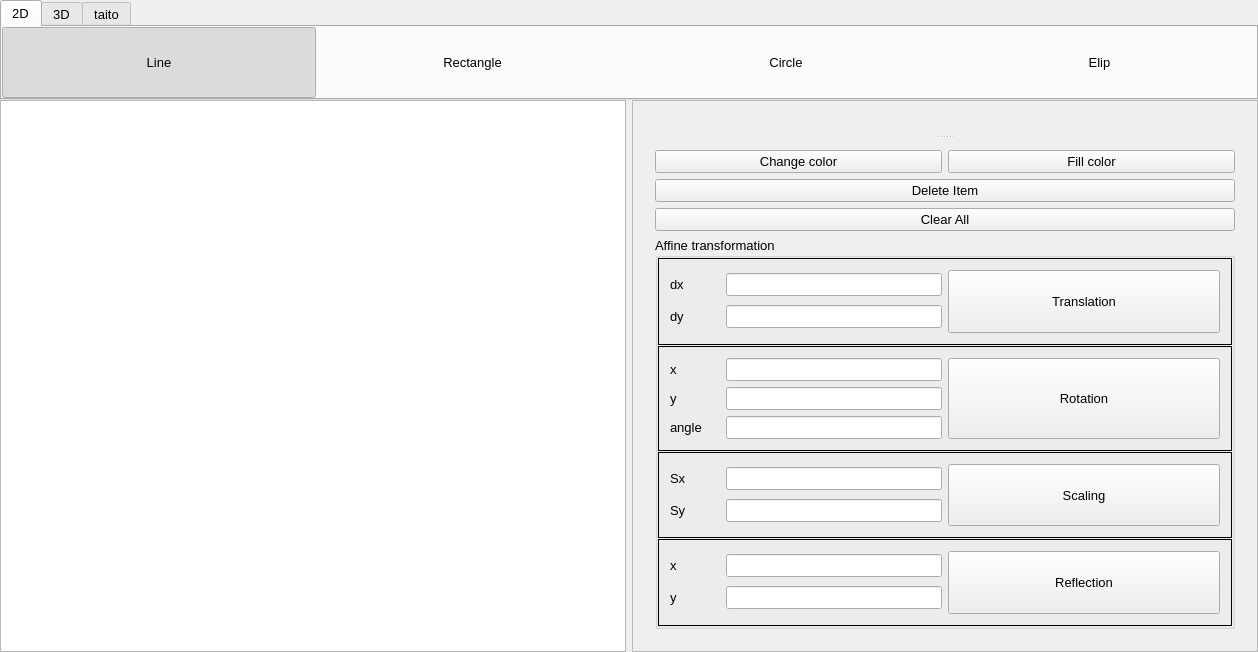
The window that window.ui (giahuyng98/computer-graphics) describes before a commit, drawn with Qt 5.
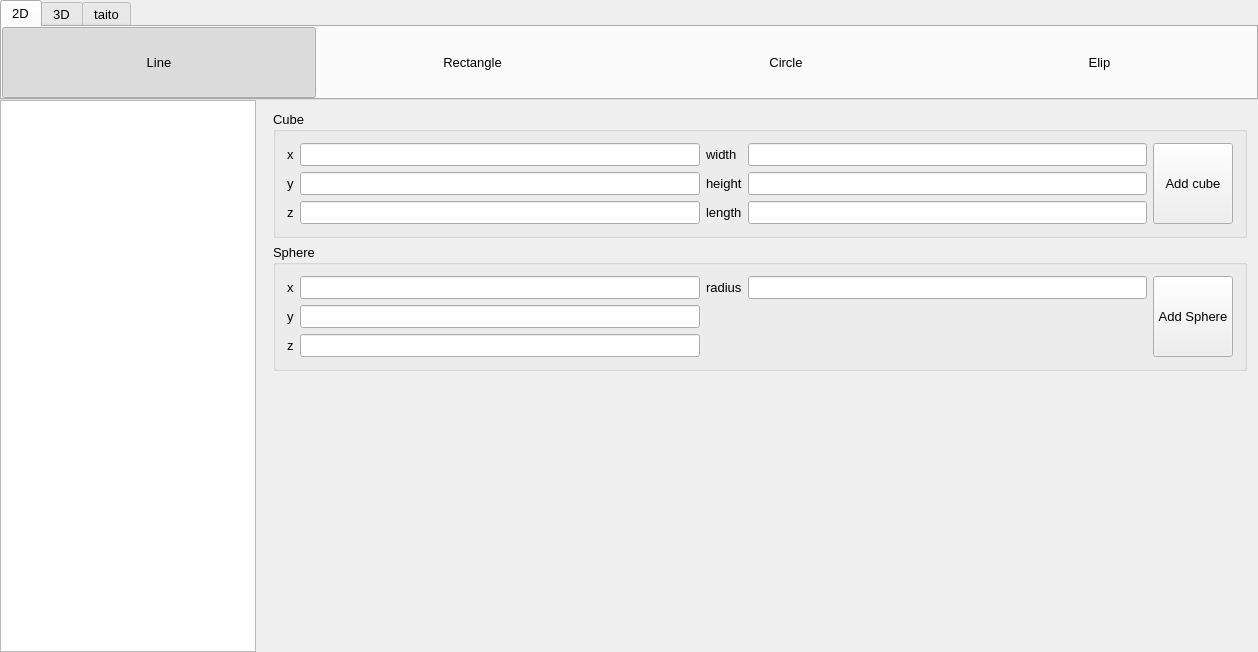
The same window after the commit.

What changed in the file:
```diff
--- a/window.ui
+++ b/window.ui
@@ -297,19 +297,17 @@
        </widget>
       </item>
       <item>
-       <widget class="QFrame" name="frame">
+       <widget class="QStackedWidget" name="stackedWidget">
         <property name="minimumSize">
          <size>
           <width>200</width>
           <height>0</height>
          </size>
         </property>
-        <property name="frameShape">
-         <enum>QFrame::StyledPanel</enum>
+        <property name="currentIndex">
+         <number>1</number>
         </property>
-        <property name="frameShadow">
-         <enum>QFrame::Raised</enum>
-        </property>
+        <widget class="QWidget" name="stackedWidgetPage1" native="true">
         <layout class="QVBoxLayout" name="verticalLayout_3">
          <item>
           <widget class="QSplitter" name="splitter">
@@ -843,6 +841,176 @@
           </widget>
          </item>
         </layout>
+        </widget>
+        <widget class="QWidget" name="page">
+         <layout class="QVBoxLayout" name="verticalLayout_5">
+          <item>
+           <widget class="QGroupBox" name="">
+            <property name="title">
+             <string>Cube</string>
+            </property>
+            <layout class="QHBoxLayout" name="horizontalLayout_8">
+             <item>
+              <layout class="QGridLayout" name="gridLayout">
+               <item row="2" column="0">
+                <widget class="QLabel" name="label_12">
+                 <property name="text">
+                  <string>z</string>
+                 </property>
+                </widget>
+               </item>
+               <item row="1" column="1">
+                <widget class="QLineEdit" name="cubeY"/>
+               </item>
+               <item row="0" column="3">
+                <widget class="QLineEdit" name="cubeW"/>
+               </item>
+               <item row="2" column="1">
+                <widget class="QLineEdit" name="cubeZ"/>
+               </item>
+               <item row="0" column="1">
+                <widget class="QLineEdit" name="cubeX"/>
+               </item>
+               <item row="0" column="2">
+                <widget class="QLabel" name="label_13">
+                 <property name="text">
+                  <string>width</string>
+                 </property>
+                </widget>
+               </item>
+               <item row="1" column="0">
+                <widget class="QLabel" name="label_11">
+                 <property name="text">
+                  <string>y</string>
+                 </property>
+                </widget>
+               </item>
+               <item row="1" column="2">
+                <widget class="QLabel" name="label_14">
+                 <property name="text">
+                  <string>height</string>
+                 </property>
+                </widget>
+               </item>
+               <item row="0" column="0">
+                <widget class="QLabel" name="label_10">
+                 <property name="text">
+                  <string>x</string>
+                 </property>
+                </widget>
+               </item>
+               <item row="2" column="3">
+                <widget class="QLineEdit" name="cubeL"/>
+               </item>
+               <item row="2" column="2">
+                <widget class="QLabel" name="label_15">
+                 <property name="text">
+                  <string>length</string>
+                 </property>
+                </widget>
+               </item>
+               <item row="1" column="3">
+                <widget class="QLineEdit" name="cubeH"/>
+               </item>
+              </layout>
+             </item>
+             <item>
+              <widget class="QPushButton" name="addCubeBtn">
+               <property name="sizePolicy">
+                <sizepolicy hsizetype="Minimum" vsizetype="Preferred">
+                 <horstretch>0</horstretch>
+                 <verstretch>0</verstretch>
+                </sizepolicy>
+               </property>
+               <property name="text">
+                <string>Add cube</string>
+               </property>
+              </widget>
+             </item>
+            </layout>
+           </widget>
+          </item>
+          <item>
+           <widget class="QGroupBox" name="">
+            <property name="title">
+             <string>Sphere</string>
+            </property>
+            <layout class="QHBoxLayout" name="horizontalLayout_9">
+             <item>
+              <layout class="QGridLayout" name="gridLayout_5">
+               <item row="2" column="1">
+                <widget class="QLineEdit" name="zSphere"/>
+               </item>
+               <item row="1" column="1">
+                <widget class="QLineEdit" name="ySphere"/>
+               </item>
+               <item row="0" column="0">
+                <widget class="QLabel" name="label_16">
+                 <property name="text">
+                  <string>x</string>
+                 </property>
+                </widget>
+               </item>
+               <item row="1" column="0">
+                <widget class="QLabel" name="label_17">
+                 <property name="text">
+                  <string>y</string>
+                 </property>
+                </widget>
+               </item>
+               <item row="2" column="0">
+                <widget class="QLabel" name="label_18">
+                 <property name="text">
+                  <string>z</string>
+                 </property>
+                </widget>
+               </item>
+               <item row="0" column="1">
+                <widget class="QLineEdit" name="xSphere"/>
+               </item>
+               <item row="0" column="2">
+                <widget class="QLabel" name="label_19">
+                 <property name="text">
+                  <string>radius</string>
+                 </property>
+                </widget>
+               </item>
+               <item row="0" column="3">
+                <widget class="QLineEdit" name="rShere"/>
+               </item>
+              </layout>
+             </item>
+             <item>
+              <widget class="QPushButton" name="addSphereBtn">
+               <property name="sizePolicy">
+                <sizepolicy hsizetype="Minimum" vsizetype="Preferred">
+                 <horstretch>0</horstretch>
+                 <verstretch>0</verstretch>
+                </sizepolicy>
+               </property>
+               <property name="text">
+                <string>Add Sphere</string>
+               </property>
+              </widget>
+             </item>
+            </layout>
+           </widget>
+          </item>
+          <item>
+           <spacer name="verticalSpacer">
+            <property name="orientation">
+             <enum>Qt::Vertical</enum>
+            </property>
+            <property name="sizeHint" stdset="0">
+             <size>
+              <width>20</width>
+              <height>283</height>
+             </size>
+            </property>
+           </spacer>
+          </item>
+         </layout>
+        </widget>
        </widget>
       </item>
      </layout>
```
Lines whose indentation alone changed are shown as unchanged.
